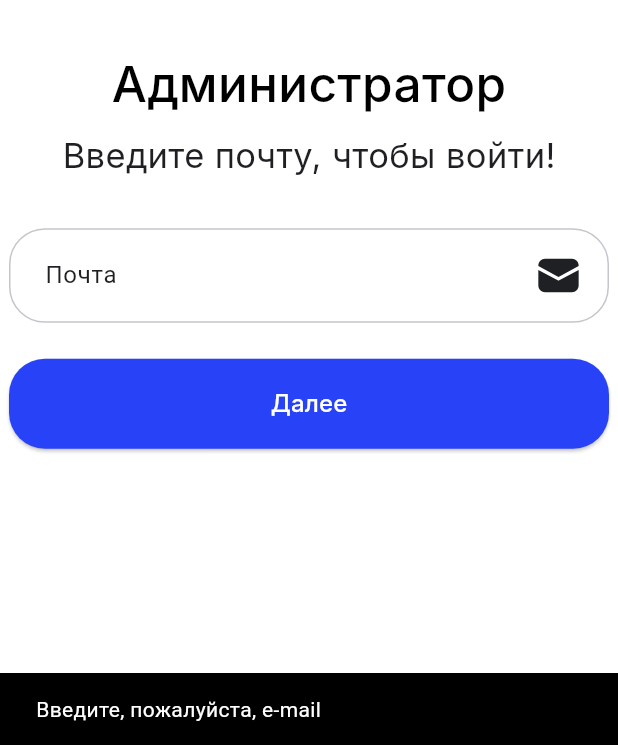
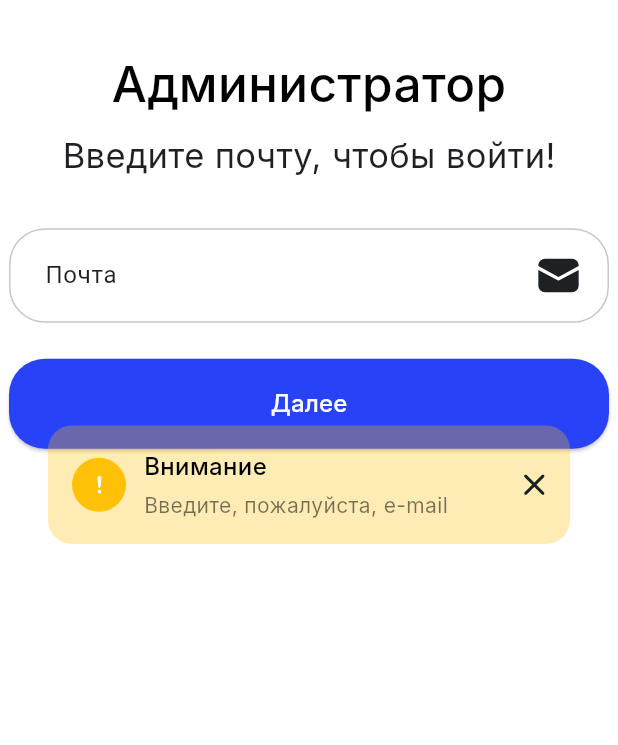
Before and after one commit to TP-Jobsy/jobsy-admin, a Flutter app: the screen it shows after launch, after a tap on "Далее", on a phone screen of 412 x 824 dp, the part 491-1236 px from its top. Run offline on Flutter 3.47's test engine with Material 3 defaults, Android fonts, the phone set to English and light mode, and no system bars; our stand-ins replace cached_network_image, flutter_secure_storage, flutter_svg; accounts and stored records are empty; Roboto replaces fonts that are missing (Inter).

Commit message:
feat: fix error snackbar

```diff
--- a/lib/pages/login_page.dart
+++ b/lib/pages/login_page.dart
@@ -2,6 +2,7 @@ import 'package:flutter/material.dart';
 import 'package:flutter_svg/flutter_svg.dart';
 import 'package:provider/provider.dart';
 import '../../util/palette.dart';
+import '../model/error_snackbar.dart';
 import '../provider/auth_provider.dart';
 import 'confirm_screen.dart';
 
@@ -25,17 +26,23 @@ class _AdminLoginPageState extends State<AdminLoginPage> {
   Future<void> _requestCode() async {
     final email = _emailCtrl.text.trim();
     if (email.isEmpty) {
-      ScaffoldMessenger.of(context).showSnackBar(
-        const SnackBar(content: Text('Введите, пожалуйста, e-mail')),
+      ErrorSnackbar.show(
+        context,
+        type: ErrorType.warning,
+        title: 'Внимание',
+        message: 'Введите, пожалуйста, e-mail',
       );
       return;
     }
 
     setState(() => _loading = true);
     try {
-      final resp = await context.read<AdminAuthProvider>().requestCode(email);
-      ScaffoldMessenger.of(context).showSnackBar(
-        SnackBar(content: Text(resp.message)),
+      await context.read<AdminAuthProvider>().requestCode(email);
+          ErrorSnackbar.show(
+            context,
+            type: ErrorType.success,
+            title: 'Успех',
+            message: 'Код отправлен',
       );
       Navigator.of(context).push(
         MaterialPageRoute(
@@ -43,8 +50,11 @@ class _AdminLoginPageState extends State<AdminLoginPage> {
         ),
       );
     } catch (e) {
-      ScaffoldMessenger.of(context).showSnackBar(
-        SnackBar(content: Text('Ошибка: ${e.toString()}')),
+      ErrorSnackbar.show(
+        context,
+        type: ErrorType.error,
+        title: 'Ошибка',
+        message: e.toString(),
       );
     } finally {
       setState(() => _loading = false);
```
